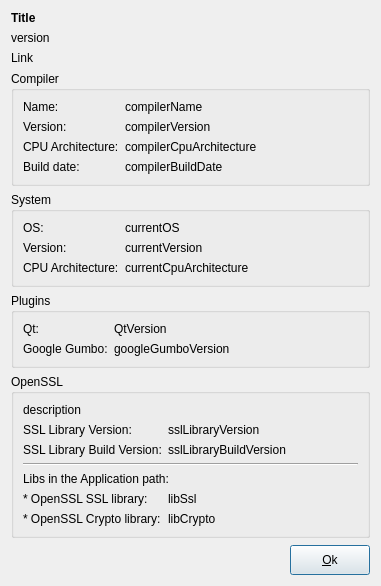
First picture: the form in src/dialogs/compilerdialog.ui, repository setvisible/ArrowDL, before the edit.
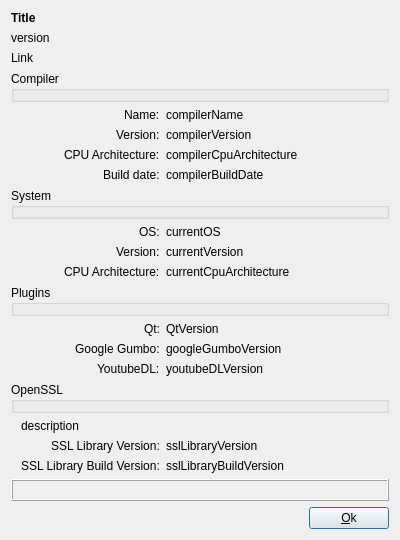
Second picture: the form after the edit.

Commit message: [GUI] Add Youtube-DL version to CompilerDialog

What changed in the file:
```diff
--- a/src/dialogs/compilerdialog.ui
+++ b/src/dialogs/compilerdialog.ui
@@ -6,8 +6,8 @@
    <rect>
     <x>0</x>
     <y>0</y>
-    <width>381</width>
-    <height>586</height>
+    <width>400</width>
+    <height>540</height>
    </rect>
   </property>
   <property name="windowTitle">
@@ -52,252 +52,301 @@
     </layout>
    </item>
    <item>
+    <layout class="QFormLayout" name="formLayout_5">
+     <property name="labelAlignment">
+      <set>Qt::AlignRight|Qt::AlignTrailing|Qt::AlignVCenter</set>
+     </property>
+     <item row="0" column="0" colspan="2">
     <widget class="QGroupBox" name="groupBox">
      <property name="title">
       <string>Compiler</string>
      </property>
-     <layout class="QFormLayout" name="formLayout">
-      <item row="0" column="0">
+       <property name="flat">
+        <bool>true</bool>
+       </property>
+      </widget>
+     </item>
+     <item row="1" column="0">
        <widget class="QLabel" name="label">
         <property name="text">
          <string>Name:</string>
         </property>
        </widget>
       </item>
-      <item row="2" column="0">
-       <widget class="QLabel" name="label_2">
-        <property name="text">
-         <string>CPU Architecture:</string>
-        </property>
-       </widget>
-      </item>
-      <item row="3" column="0">
-       <widget class="QLabel" name="label_4">
-        <property name="text">
-         <string>Build date:</string>
-        </property>
-       </widget>
-      </item>
-      <item row="1" column="0">
-       <widget class="QLabel" name="label_5">
-        <property name="text">
-         <string>Version:</string>
-        </property>
-       </widget>
-      </item>
-      <item row="0" column="1">
+     <item row="1" column="1">
        <widget class="QLabel" name="compilerName">
         <property name="text">
          <string>compilerName</string>
         </property>
        </widget>
       </item>
-      <item row="1" column="1">
+     <item row="2" column="0">
+      <widget class="QLabel" name="label_5">
+       <property name="text">
+        <string>Version:</string>
+       </property>
+      </widget>
+     </item>
+     <item row="2" column="1">
        <widget class="QLabel" name="compilerVersion">
         <property name="text">
          <string>compilerVersion</string>
         </property>
        </widget>
       </item>
-      <item row="2" column="1">
+     <item row="3" column="0">
+      <widget class="QLabel" name="label_2">
+       <property name="text">
+        <string>CPU Architecture:</string>
+       </property>
+      </widget>
+     </item>
+     <item row="3" column="1">
        <widget class="QLabel" name="compilerCpuArchitecture">
         <property name="text">
          <string>compilerCpuArchitecture</string>
         </property>
        </widget>
       </item>
-      <item row="3" column="1">
+     <item row="4" column="0">
+      <widget class="QLabel" name="label_4">
+       <property name="text">
+        <string>Build date:</string>
+       </property>
+      </widget>
+     </item>
+     <item row="4" column="1">
        <widget class="QLabel" name="compilerBuildDate">
         <property name="text">
          <string>compilerBuildDate</string>
         </property>
        </widget>
       </item>
-     </layout>
-    </widget>
-   </item>
-   <item>
+     <item row="5" column="0" colspan="2">
     <widget class="QGroupBox" name="groupBox_2">
      <property name="title">
       <string>System</string>
      </property>
-     <layout class="QFormLayout" name="formLayout_2">
-      <item row="0" column="0">
+       <property name="flat">
+        <bool>true</bool>
+       </property>
+      </widget>
+     </item>
+     <item row="6" column="0">
        <widget class="QLabel" name="label_6">
         <property name="text">
          <string>OS:</string>
         </property>
        </widget>
       </item>
-      <item row="0" column="1">
+     <item row="6" column="1">
        <widget class="QLabel" name="currentOS">
         <property name="text">
          <string>currentOS</string>
         </property>
        </widget>
       </item>
-      <item row="1" column="0">
+     <item row="7" column="0">
        <widget class="QLabel" name="label_7">
         <property name="text">
          <string>Version:</string>
         </property>
        </widget>
       </item>
-      <item row="1" column="1">
+     <item row="7" column="1">
        <widget class="QLabel" name="currentVersion">
         <property name="text">
          <string>currentVersion</string>
         </property>
        </widget>
       </item>
-      <item row="2" column="0">
+     <item row="8" column="0">
        <widget class="QLabel" name="label_9">
         <property name="text">
          <string>CPU Architecture:</string>
         </property>
        </widget>
       </item>
-      <item row="2" column="1">
+     <item row="8" column="1">
        <widget class="QLabel" name="currentCpuArchitecture">
         <property name="text">
          <string>currentCpuArchitecture</string>
         </property>
        </widget>
       </item>
-     </layout>
-    </widget>
-   </item>
-   <item>
+     <item row="9" column="0" colspan="2">
     <widget class="QGroupBox" name="groupBox_3">
      <property name="title">
       <string>Plugins</string>
      </property>
-     <layout class="QFormLayout" name="formLayout_3">
-      <item row="1" column="0">
-       <widget class="QLabel" name="label_3">
-        <property name="text">
-         <string>Google Gumbo:</string>
+       <property name="flat">
+        <bool>true</bool>
         </property>
        </widget>
       </item>
-      <item row="1" column="1">
-       <widget class="QLabel" name="googleGumboVersion">
-        <property name="text">
-         <string>googleGumboVersion</string>
-        </property>
-       </widget>
-      </item>
-      <item row="0" column="0">
+     <item row="10" column="0">
        <widget class="QLabel" name="label_10">
         <property name="text">
          <string>Qt:</string>
         </property>
        </widget>
       </item>
-      <item row="0" column="1">
+     <item row="10" column="1">
        <widget class="QLabel" name="QtVersion">
         <property name="text">
          <string>QtVersion</string>
         </property>
        </widget>
       </item>
-     </layout>
-    </widget>
-   </item>
-   <item>
+     <item row="11" column="0">
+      <widget class="QLabel" name="label_3">
+       <property name="text">
+        <string>Google Gumbo:</string>
+       </property>
+      </widget>
+     </item>
+     <item row="11" column="1">
+      <widget class="QLabel" name="googleGumboVersion">
+       <property name="text">
+        <string>googleGumboVersion</string>
+       </property>
+      </widget>
+     </item>
+     <item row="12" column="0">
+      <widget class="QLabel" name="label_15">
+       <property name="text">
+        <string>YoutubeDL:</string>
+       </property>
+      </widget>
+     </item>
+     <item row="12" column="1">
+      <widget class="QLabel" name="youtubeDLVersion">
+       <property name="text">
+        <string>youtubeDLVersion</string>
+       </property>
+      </widget>
+     </item>
+     <item row="13" column="0" colspan="2">
     <widget class="QGroupBox" name="groupBox_4">
      <property name="title">
       <string>OpenSSL</string>
      </property>
-     <layout class="QFormLayout" name="formLayout_4">
-      <item row="3" column="0">
-       <widget class="QLabel" name="label_8">
-        <property name="text">
-         <string>SSL Library Build Version:</string>
+       <property name="flat">
+        <bool>true</bool>
         </property>
        </widget>
       </item>
-      <item row="3" column="1">
-       <widget class="QLabel" name="sslLibraryBuildVersion">
+     <item row="14" column="0" colspan="2">
+      <widget class="QLabel" name="description">
         <property name="text">
-         <string>sslLibraryBuildVersion</string>
-        </property>
-       </widget>
-      </item>
-      <item row="2" column="0">
+        <string>description</string>
+       </property>
+       <property name="wordWrap">
+        <bool>true</bool>
+       </property>
+       <property name="indent">
+        <number>10</number>
+       </property>
+      </widget>
+     </item>
+     <item row="15" column="0">
        <widget class="QLabel" name="label_11">
         <property name="text">
          <string>SSL Library Version:</string>
         </property>
        </widget>
       </item>
-      <item row="2" column="1">
+     <item row="15" column="1">
        <widget class="QLabel" name="sslLibraryVersion">
         <property name="text">
          <string>sslLibraryVersion</string>
         </property>
        </widget>
       </item>
-      <item row="1" column="0" colspan="2">
-       <widget class="QLabel" name="description">
+     <item row="16" column="0">
+      <widget class="QLabel" name="label_8">
         <property name="text">
-         <string>description</string>
-        </property>
-        <property name="wordWrap">
-         <bool>true</bool>
+        <string>SSL Library Build Version:</string>
+       </property>
+       <property name="indent">
+        <number>10</number>
         </property>
        </widget>
       </item>
-      <item row="6" column="0">
+     <item row="16" column="1">
+      <widget class="QLabel" name="sslLibraryBuildVersion">
+       <property name="text">
+        <string>sslLibraryBuildVersion</string>
+       </property>
+      </widget>
+     </item>
+     <item row="17" column="0" colspan="2">
+      <widget class="QFrame" name="frame">
+       <property name="minimumSize">
+        <size>
+         <width>40</width>
+         <height>20</height>
+        </size>
+       </property>
+       <property name="frameShape">
+        <enum>QFrame::Box</enum>
+       </property>
+       <property name="frameShadow">
+        <enum>QFrame::Raised</enum>
+       </property>
+       <layout class="QVBoxLayout" name="verticalLayout_3">
+        <item>
+         <widget class="QLabel" name="label_14">
+          <property name="font">
+           <font>
+            <weight>75</weight>
+            <bold>true</bold>
+           </font>
+          </property>
+          <property name="text">
+           <string>Libs in the Application path:</string>
+          </property>
+         </widget>
+        </item>
+        <item>
+         <layout class="QFormLayout" name="formLayout">
+          <property name="fieldGrowthPolicy">
+           <enum>QFormLayout::ExpandingFieldsGrow</enum>
+          </property>
+          <item row="1" column="0">
        <widget class="QLabel" name="label_12">
         <property name="text">
          <string>* OpenSSL SSL library:</string>
         </property>
        </widget>
       </item>
-      <item row="7" column="0">
-       <widget class="QLabel" name="label_13">
-        <property name="text">
-         <string>* OpenSSL Crypto library:</string>
-        </property>
-       </widget>
-      </item>
-      <item row="6" column="1">
+          <item row="1" column="1">
        <widget class="QLabel" name="libSsl">
         <property name="text">
          <string>libSsl</string>
         </property>
        </widget>
       </item>
-      <item row="7" column="1">
+          <item row="2" column="0">
+           <widget class="QLabel" name="label_13">
+            <property name="text">
+             <string>* OpenSSL Crypto library:</string>
+            </property>
+           </widget>
+          </item>
+          <item row="2" column="1">
        <widget class="QLabel" name="libCrypto">
         <property name="text">
          <string>libCrypto</string>
         </property>
        </widget>
       </item>
-      <item row="4" column="0" colspan="2">
-       <widget class="Line" name="line">
-        <property name="sizePolicy">
-         <sizepolicy hsizetype="Expanding" vsizetype="Fixed">
-          <horstretch>0</horstretch>
-          <verstretch>0</verstretch>
-         </sizepolicy>
-        </property>
-        <property name="orientation">
-         <enum>Qt::Horizontal</enum>
-        </property>
-       </widget>
-      </item>
-      <item row="5" column="0" colspan="2">
-       <widget class="QLabel" name="label_14">
-        <property name="text">
-         <string>Libs in the Application path:</string>
-        </property>
+         </layout>
+        </item>
+       </layout>
        </widget>
       </item>
      </layout>
-    </widget>
    </item>
    <item>
     <spacer name="verticalSpacer">
@@ -313,10 +362,7 @@
     </spacer>
    </item>
    <item>
-    <layout class="QHBoxLayout" name="buttonBox" stretch="1,0">
-     <property name="spacing">
-      <number>9</number>
-     </property>
+    <layout class="QHBoxLayout" name="buttonBox">
      <item>
       <spacer name="horizontalSpacer">
        <property name="orientation">
@@ -332,12 +378,6 @@
      </item>
      <item>
       <widget class="QPushButton" name="okButton">
-       <property name="minimumSize">
-        <size>
-         <width>0</width>
-         <height>30</height>
-        </size>
-       </property>
        <property name="text">
         <string>&amp;Ok</string>
        </property>
```
Lines whose indentation alone changed are shown as unchanged. The commit also changes 3 other files.
